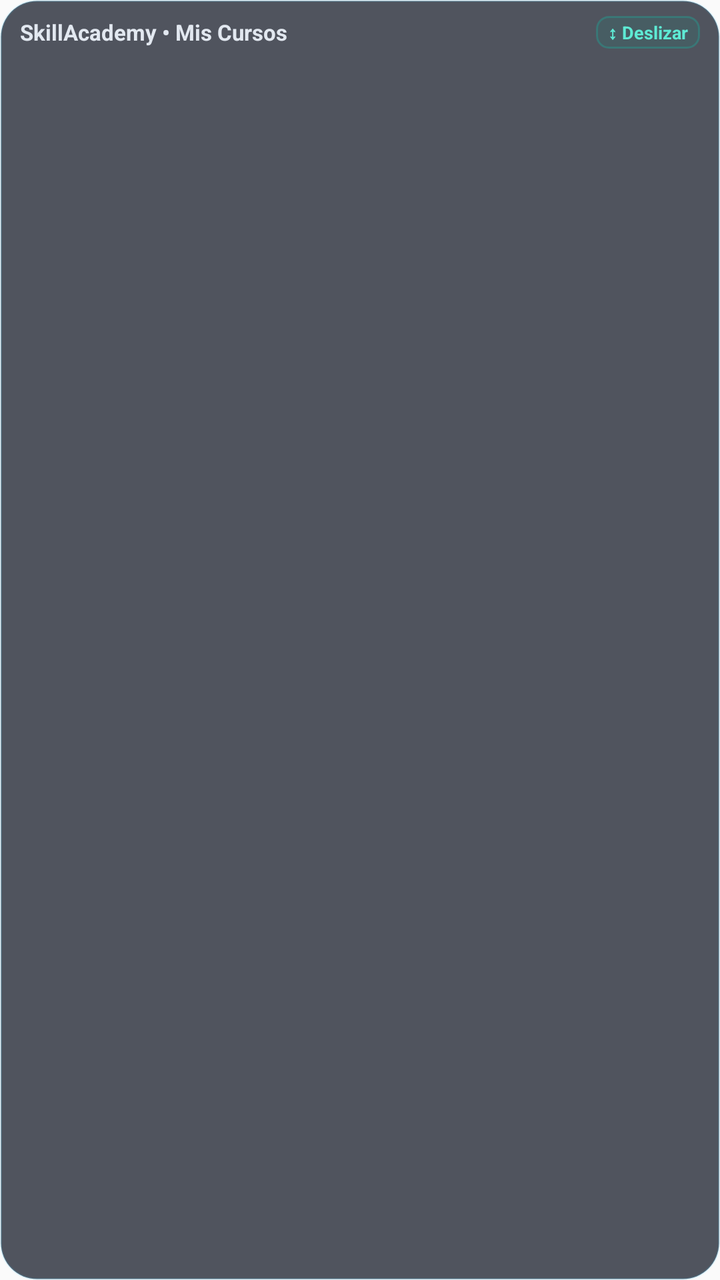
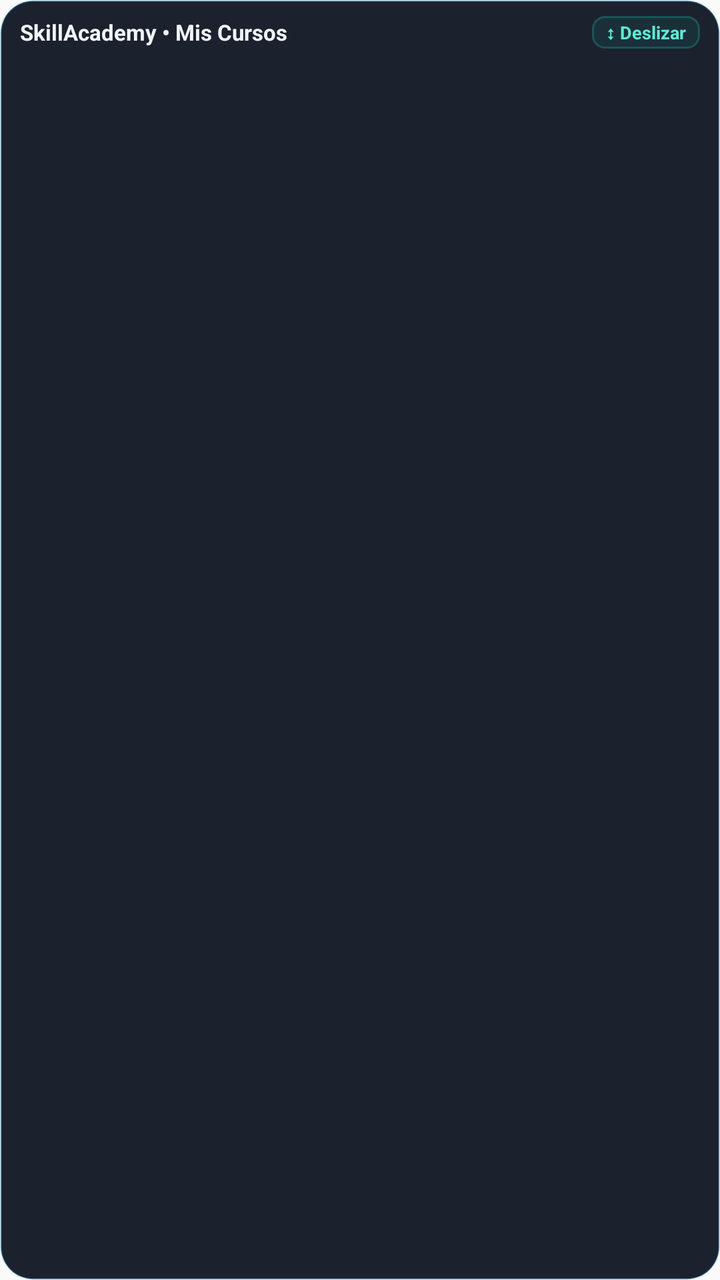

The first picture is an Android layout as it rendered before a commit; the second is the same layout after the commit. The layout source and the unified diff follow.
<!-- AndroidManifest.xml: application theme android:Theme.Material.Light.NoActionBar -->
<!-- res/layout/widget_pending_courses_stack.xml -->
<?xml version="1.0" encoding="utf-8"?>
<LinearLayout xmlns:android="http://schemas.android.com/apk/res/android"
    android:id="@+id/widget_root"
    android:layout_width="match_parent"
    android:layout_height="match_parent"
    android:background="@drawable/widget_transparent_bg"
    android:orientation="vertical"
    android:paddingHorizontal="10dp"
    android:paddingVertical="8dp">

    
    <LinearLayout
        android:layout_width="match_parent"
        android:layout_height="wrap_content"
        android:gravity="center_vertical"
        android:orientation="horizontal"
        android:paddingBottom="4dp">

        <TextView
            android:layout_width="0dp"
            android:layout_height="wrap_content"
            android:layout_weight="1"
            android:text="SkillAcademy • Mis Cursos"
            android:textColor="#E2E8F0"
            android:textSize="11sp"
            android:textStyle="bold" />

        <TextView
            android:layout_width="wrap_content"
            android:layout_height="wrap_content"
            android:background="@drawable/widget_badge_bg"
            android:paddingHorizontal="6dp"
            android:paddingVertical="2dp"
            android:text="↕ Deslizar"
            android:textColor="#5EEAD4"
            android:textSize="9sp"
            android:textStyle="bold" />
    </LinearLayout>

    
    <FrameLayout
        android:layout_width="match_parent"
        android:layout_height="0dp"
        android:layout_weight="1">

        <StackView
            android:id="@+id/widget_stack_view"
            android:layout_width="match_parent"
            android:layout_height="match_parent"
            android:animateFirstView="true"
            android:loopViews="true" />

        
        <TextView
            android:id="@+id/widget_empty_view"
            android:layout_width="match_parent"
            android:layout_height="match_parent"
            android:gravity="center"
            android:text="¡Estás al día!\nNo tienes cursos pendientes."
            android:textColor="#94A3B8"
            android:textSize="12sp"
            android:visibility="gone" />
    </FrameLayout>

</LinearLayout>
<!-- resources referenced by this layout -->
<resources>
  <!-- drawable widget_badge_bg (drawable) -->
  <?xml version="1.0" encoding="utf-8"?>
  <shape xmlns:android="http://schemas.android.com/apk/res/android"
      android:shape="rectangle">
      
      <solid android:color="#200D9488" />
      <corners android:radius="6dp" />
      <stroke
          android:width="1dp"
          android:color="#5014B8A6" />
  </shape>
  <!-- drawable widget_transparent_bg (drawable) -->
  <?xml version="1.0" encoding="utf-8"?>
  <shape xmlns:android="http://schemas.android.com/apk/res/android"
      android:shape="rectangle">
      
      <solid android:color="#B3090F1D" />
      <corners android:radius="18dp" />
      <stroke
          android:width="1dp"
          android:color="#2538BDF8" />
  </shape>
</resources>

<!-- the commit's change to res/layout/widget_pending_courses_stack.xml (unified diff, before → after) -->
@@ -14,14 +14,14 @@
         android:layout_height="wrap_content"
         android:gravity="center_vertical"
         android:orientation="horizontal"
-        android:paddingBottom="4dp">
+        android:paddingBottom="6dp">
 
         <TextView
             android:layout_width="0dp"
             android:layout_height="wrap_content"
             android:layout_weight="1"
             android:text="SkillAcademy • Mis Cursos"
-            android:textColor="#E2E8F0"
+            android:textColor="#F1F5F9"
             android:textSize="11sp"
             android:textStyle="bold" />
 
@@ -29,7 +29,7 @@
             android:layout_width="wrap_content"
             android:layout_height="wrap_content"
             android:background="@drawable/widget_badge_bg"
-            android:paddingHorizontal="6dp"
+            android:paddingHorizontal="7dp"
             android:paddingVertical="2dp"
             android:text="↕ Deslizar"
             android:textColor="#5EEAD4"
@@ -43,12 +43,16 @@
         android:layout_height="0dp"
         android:layout_weight="1">
 
-        <StackView
+        <ListView
             android:id="@+id/widget_stack_view"
             android:layout_width="match_parent"
             android:layout_height="match_parent"
-            android:animateFirstView="true"
-            android:loopViews="true" />
+            android:divider="@android:color/transparent"
+            android:dividerHeight="8dp"
+            android:scrollbars="none"
+            android:clipToPadding="false"
+            android:paddingTop="2dp"
+            android:paddingBottom="2dp" />
 
         
         <TextView
<!-- resource entries referenced after the edit -->
@@ -16,11 +16,11 @@
   <shape xmlns:android="http://schemas.android.com/apk/res/android"
       android:shape="rectangle">
       
-      <solid android:color="#B3090F1D" />
-      <corners android:radius="18dp" />
+      <solid android:color="#EB090F1D" />
+      <corners android:radius="16dp" />
       <stroke
           android:width="1dp"
-          android:color="#2538BDF8" />
+          android:color="#3338BDF8" />
   </shape>
 </resources>
 
